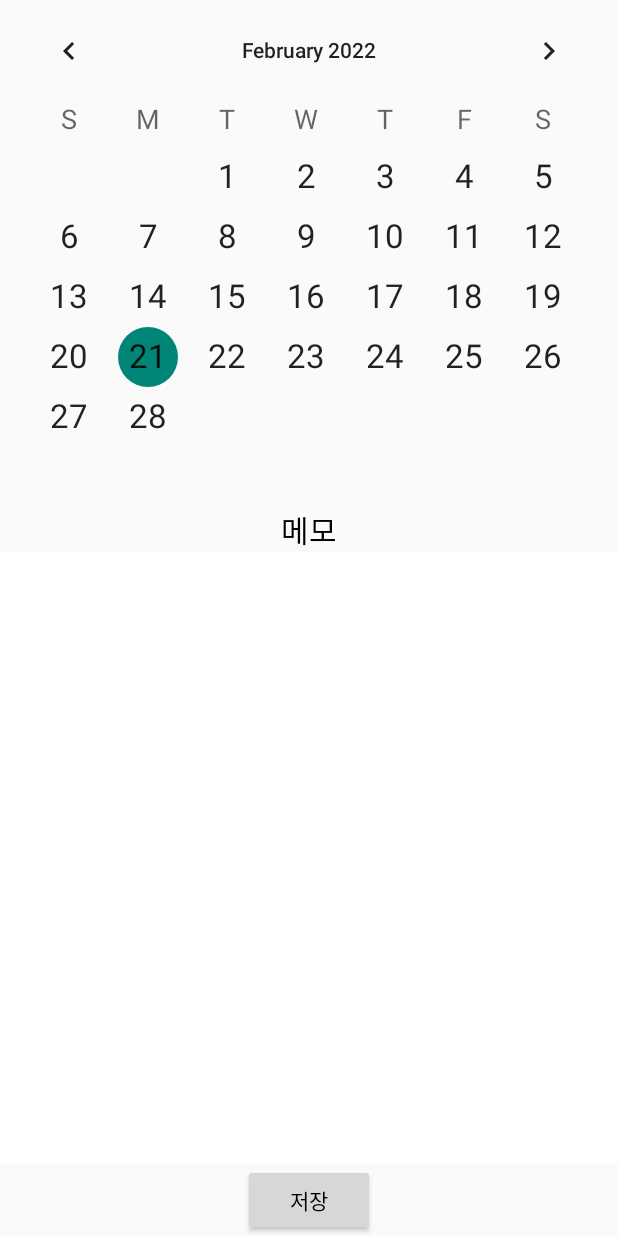
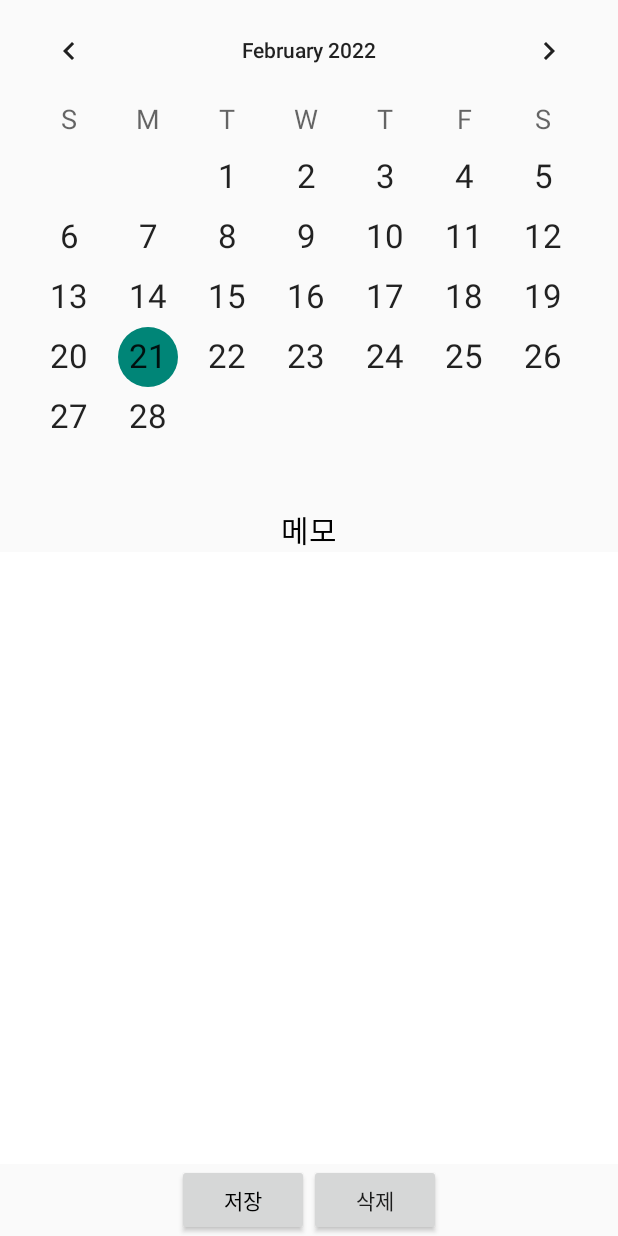
Before and after one commit to hangang885/Function, an Android app: the CalendarActivity screen opened directly, with no data from a screen before it, on a phone screen of 412 x 824 dp. Run offline under Robolectric (Android 15) with nearby library versions, the phone set to English and light mode, and no system bars.

Commit message:
Custom Calendar 추가

```diff
--- a/app/build.gradle
+++ b/app/build.gradle
@@ -144,5 +144,5 @@ dependencies {
 
     // Biometric
     implementation("androidx.biometric:biometric:1.0.0-alpha04")
-
+    implementation 'com.prolificinteractive:material-calendarview:1.4.3'
 }
--- a/app/src/main/AndroidManifest.xml
+++ b/app/src/main/AndroidManifest.xml
@@ -36,6 +36,9 @@
         android:supportsRtl="true"
         android:theme="@style/Theme.MyApplication"
         android:usesCleartextTraffic="true">
+        <activity
+            android:name=".CustomCalendarActivity"
+            android:exported="true" />
         <activity
             android:name=".CalendarActivity"
             android:exported="true" />
--- a/app/src/main/res/layout/activity_calendar.xml
+++ b/app/src/main/res/layout/activity_calendar.xml
@@ -35,18 +35,36 @@
         android:textColor="@color/black"
         android:gravity="center"
         app:layout_constraintTop_toBottomOf="@id/memo"
-        app:layout_constraintBottom_toTopOf="@id/save"
+        app:layout_constraintBottom_toTopOf="@id/layout"
         />
-    <Button
-        android:id="@+id/save"
-        android:text="저장"
+    <LinearLayout
+        android:id="@+id/layout"
         app:layout_constraintTop_toBottomOf="@id/edit"
-        android:textColor="@color/black"
         app:layout_constraintStart_toStartOf="parent"
         app:layout_constraintEnd_toEndOf="parent"
         app:layout_constraintBottom_toBottomOf="parent"
         android:layout_width="wrap_content"
+        android:orientation="horizontal"
+        android:gravity="center"
+        android:layout_height="wrap_content"
+        >
+    <Button
+        android:id="@+id/save"
+        android:text="저장"
+        android:layout_gravity="center"
+        android:gravity="center"
+        android:textColor="@color/black"
+        android:layout_width="wrap_content"
         android:layout_height="wrap_content"/>
+    <Button
+        android:id="@+id/delete"
+        android:layout_width="wrap_content"
+        android:layout_height="wrap_content"
+        android:text="삭제"
+        android:layout_gravity="center"
+        android:gravity="center"
+        />
 
+    </LinearLayout>
 
 </androidx.constraintlayout.widget.ConstraintLayout>
--- a/build.gradle
+++ b/build.gradle
@@ -6,9 +6,8 @@ buildscript {
     repositories {
         google()
         mavenCentral()
-
         maven { url 'https://devrepo.kakao.com/nexus/content/groups/public/' }
-
+        maven { url "https://jitpack.io" }
     }
     dependencies {
         classpath 'com.android.tools.build:gradle:4.1.1'
```
Also changed, not shown: app/src/main/java/com/example/myapplication/CalendarActivity.kt (+14 -2 lines), app/src/main/java/com/example/myapplication/CustomCalendarActivity.kt (added, +96 -0 lines), app/src/main/java/com/example/myapplication/MainActivity.kt (+7 -0 lines), app/src/main/res/layout/activity_custom_calendar.xml (added, +19 -0 lines), app/src/main/res/layout/activity_main.xml (+7 -1 lines), 1 other file.
